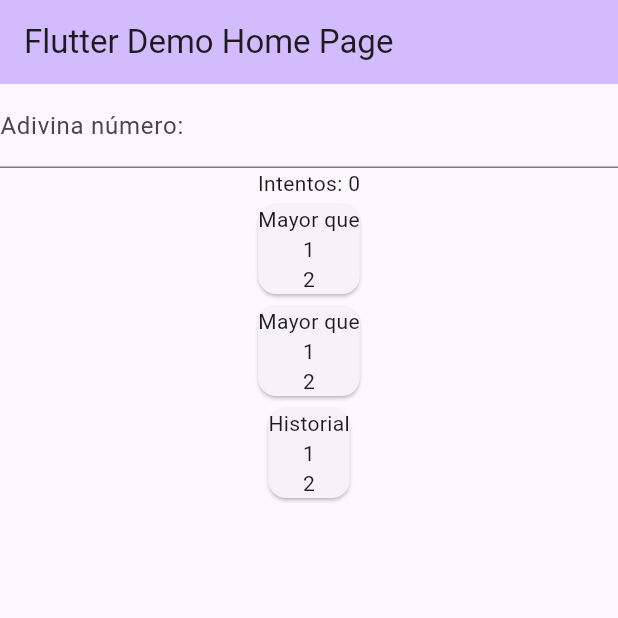
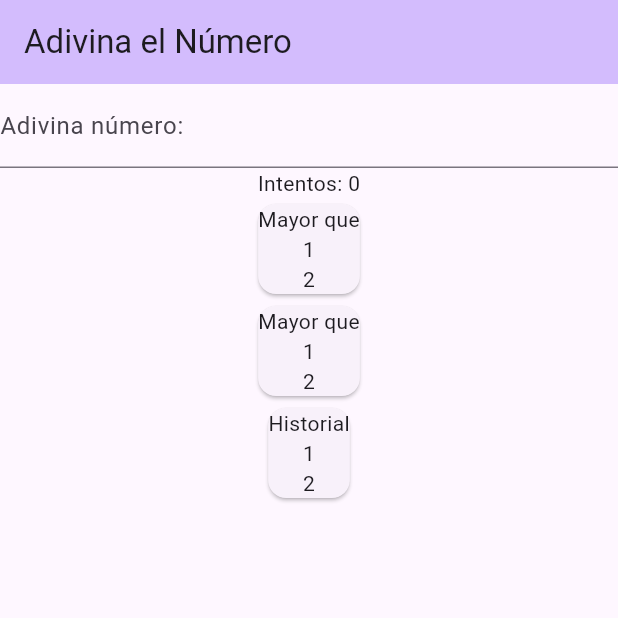
Before and after one commit to BrayanCaro/adivina_el_numero_desafio, a Flutter app: the screen it shows after launch, on a phone screen of 412 x 824 dp, the top half of it. Run offline on Flutter 3.47's test engine with Material 3 defaults, Android fonts, the phone set to English and light mode, and no system bars.

Commit message:
fix: Corrige titulo de la app

```diff
--- a/lib/main.dart
+++ b/lib/main.dart
@@ -15,7 +15,7 @@ class MyApp extends StatelessWidget {
         colorScheme: ColorScheme.fromSeed(seedColor: Colors.deepPurple),
         useMaterial3: true,
       ),
-      home: const MyHomePage(title: 'Flutter Demo Home Page'),
+      home: const MyHomePage(title: 'Adivina el Número'),
     );
   }
 }
```
